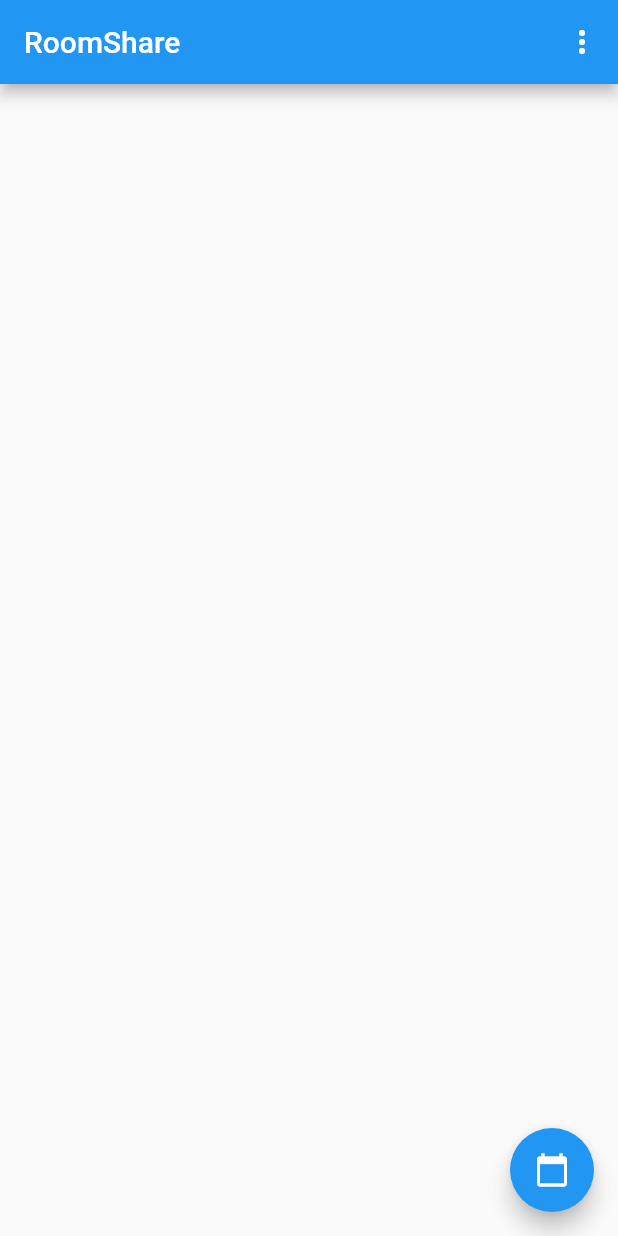
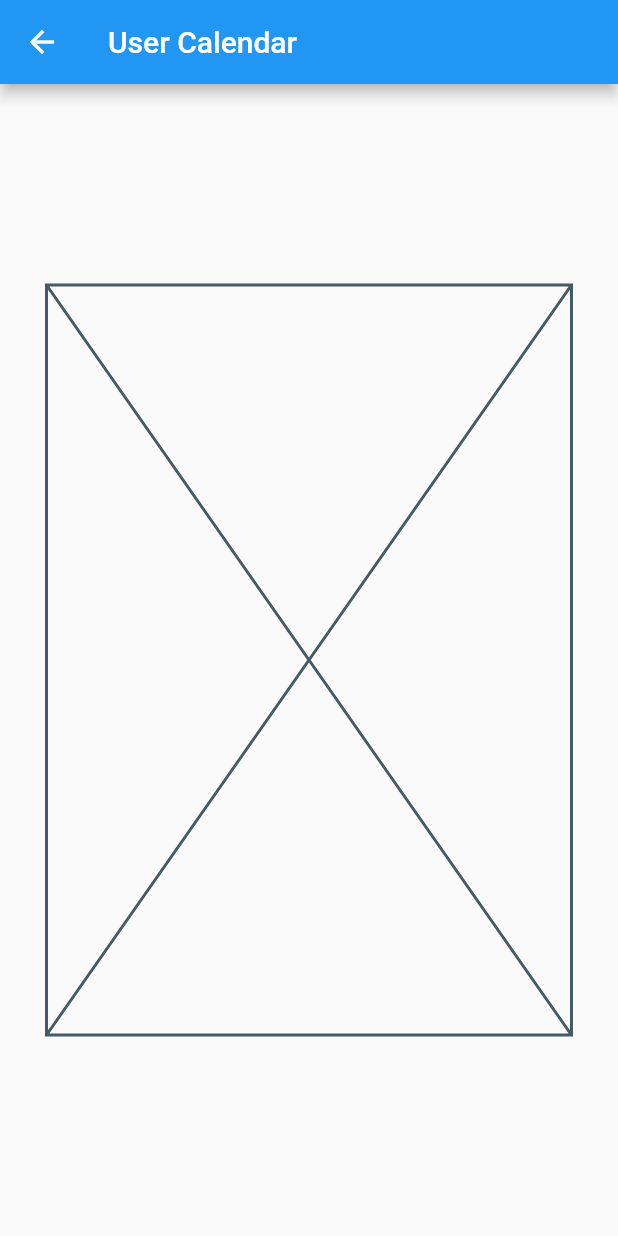
Before and after one commit to Hinox13/Cosas, a Flutter app: the screen it shows after launch, after a tap on the "calendar today" icon, on a phone screen of 412 x 824 dp. Run offline on Flutter 3.47's test engine with Material 2 defaults, Android fonts, the phone set to English and light mode, and no system bars.

Commit message:
User calendar layout fet

```diff
--- a/lib/Layout/Main_Screen/Main_Screen.dart
+++ b/lib/Layout/Main_Screen/Main_Screen.dart
@@ -1,6 +1,7 @@
 
 import 'package:flutter/material.dart';
 import 'package:projecte_visual/Layout/Main_Screen/Widgets/Main_popupMenu.dart';
+import 'package:projecte_visual/Layout/User_Calendar/User_Calendar.dart';
 
 class MainScreen extends StatefulWidget {
   @override
@@ -20,7 +21,13 @@ class _MainScreenState extends State<MainScreen> {
       ),
       floatingActionButton: FloatingActionButton(
         child: Icon(Icons.calendar_today),
-        onPressed: () {},
+        onPressed: () {
+          Navigator.of(context).push(
+            MaterialPageRoute(
+              builder: (context) => User_Calendar(),
+            )
+          );
+        },
       ),
     );
   }
--- /dev/null
+++ b/lib/Layout/User_Calendar/User_Calendar.dart
@@ -0,0 +1,24 @@
+import 'package:flutter/material.dart';
+
+class User_Calendar extends StatefulWidget {
+  @override
+  _User_CalendarState createState() => _User_CalendarState();
+}
+
+class _User_CalendarState extends State<User_Calendar> {
+  @override
+  Widget build(BuildContext context) {
+    return Scaffold(
+      appBar: AppBar(
+        title: Text('User Calendar'),
+      ),
+      body: Center(
+        child: Container(
+          width: 350,
+          height: 500,
+          child: Placeholder(),
+        ),
+      ),
+    );
+  }
+}
```
